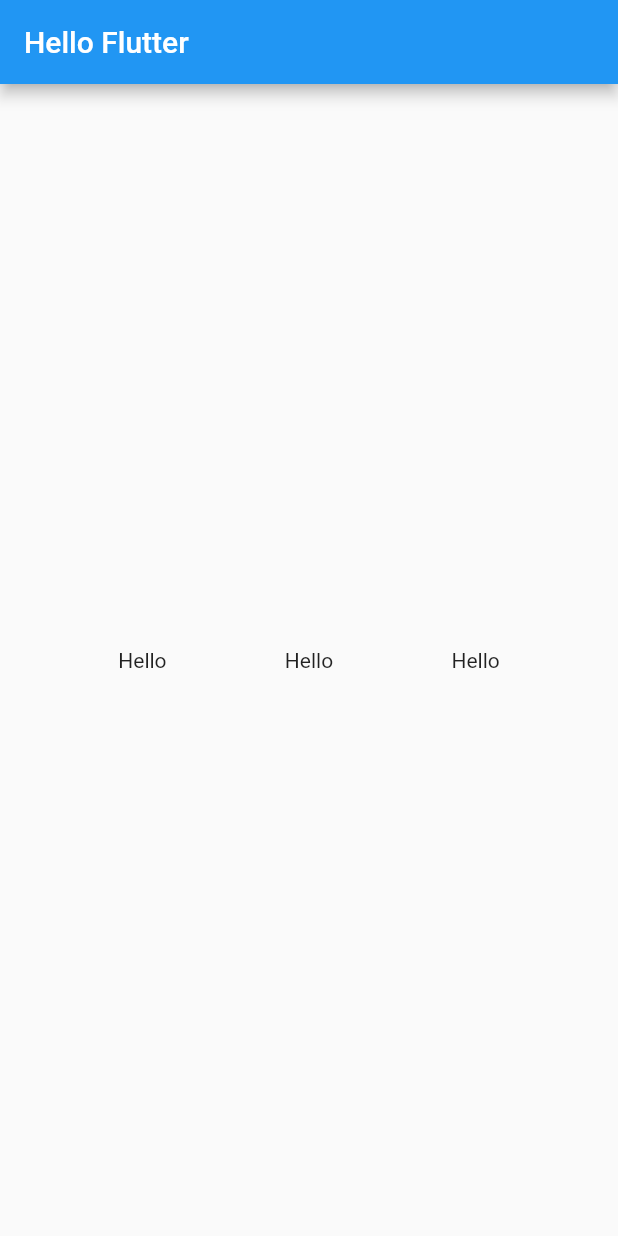
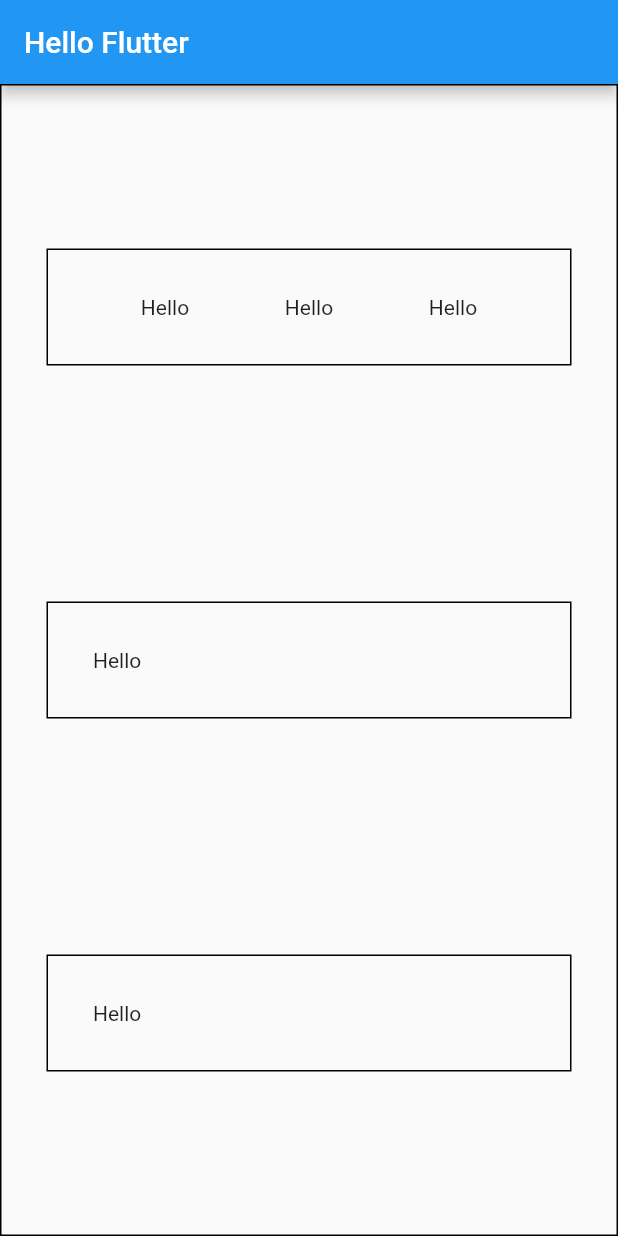
Before and after one commit to K-Sato1995/flutter_play_ground, a Flutter app: the screen it shows after launch, on a phone screen of 412 x 824 dp. Run offline on Flutter 3.47's test engine with Material 2 defaults, Android fonts, the phone set to English and light mode, and no system bars.

Commit message:
Basic layout

```diff
--- a/lib/main.dart
+++ b/lib/main.dart
@@ -38,10 +38,27 @@ class _MyStateFulWState extends State<MyStateFulW> {
 
   @override
   Widget build(BuildContext context) {
-    return Center(
-        child: Row(
-      mainAxisAlignment: MainAxisAlignment.spaceEvenly,
-      children: [Text("Hello"), Text("Hello"), Text("Hello")],
+    return borderedContainer(
+        child: Column(
+      mainAxisAlignment: MainAxisAlignment.spaceAround,
+      children: [
+        borderedContainer(
+            child: Row(
+                mainAxisAlignment: MainAxisAlignment.spaceAround,
+                children: [Text("Hello"), Text("Hello"), Text("Hello")])),
+        borderedContainer(child: Row(children: [Text("Hello")])),
+        borderedContainer(child: Row(children: [Text("Hello")])),
+      ],
     ));
   }
 }
+
+Widget borderedContainer({required Widget child}) {
+  return Container(
+    decoration: BoxDecoration(
+      border: Border.all(color: Colors.black),
+    ),
+    padding: const EdgeInsets.all(30),
+    child: child,
+  );
+}
```
